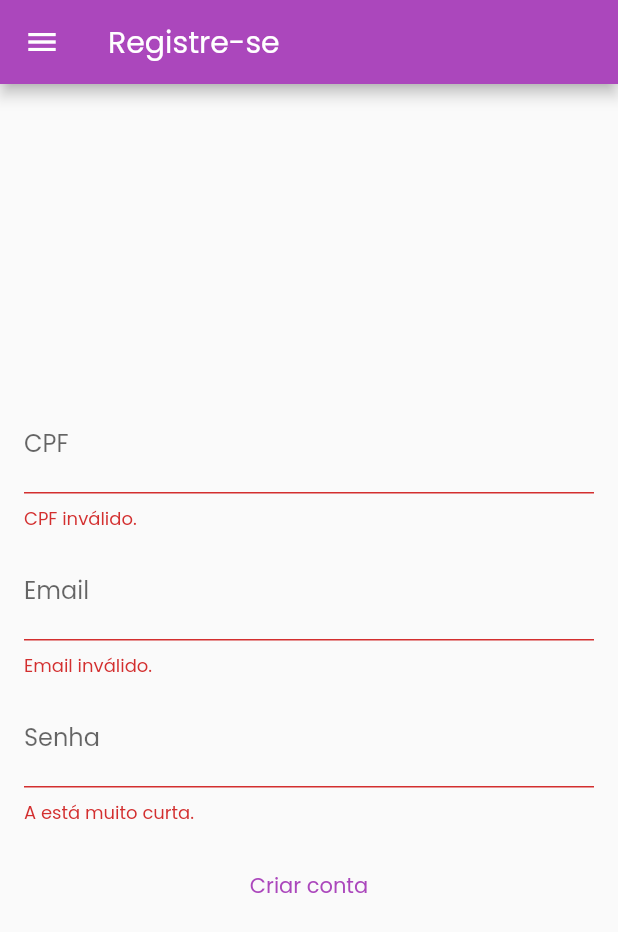
After one commit to PhRezende-eng/ShopProject, a Flutter app: the RegisterPage screen opened by its route, after a tap on "Criar conta", on a phone screen of 412 x 824 dp. The commit adds this screen. Shown: the top 932 px of the screen. Run offline on Flutter 3.47's test engine with Material 2 defaults, Android fonts, the phone set to English and light mode, and no system bars; our stand-ins replace dio; accounts and stored records are empty; network calls fail.

Commit message:
- create THE USER CRUD

```diff
--- a/lib/components/app_drawer_widget.dart
+++ b/lib/components/app_drawer_widget.dart
@@ -1,16 +1,24 @@
 // ignore_for_file: prefer_const_constructors
 
 import 'package:flutter/material.dart';
+import 'package:provider/provider.dart';
+import 'package:shop/services/request_user.dart';
 import 'package:shop/utils/app_routes.dart';
 
 class AppDrawerWidget extends StatefulWidget {
-  const AppDrawerWidget({Key? key}) : super(key: key);
+  final Map? user;
+  const AppDrawerWidget({this.user, Key? key}) : super(key: key);
 
   @override
   _AppDrawerWidgetState createState() => _AppDrawerWidgetState();
 }
 
 class _AppDrawerWidgetState extends State<AppDrawerWidget> {
+  @override
+  void initState() {
+    super.initState();
+  }
+
   @override
   Widget build(BuildContext context) {
     return Drawer(
@@ -51,7 +59,17 @@ class _AppDrawerWidgetState extends State<AppDrawerWidget> {
               );
             },
           ),
+          Spacer(),
           Divider(),
+          ListTile(
+            leading: Icon(Icons.person),
+            title: Text('Perfil'),
+            onTap: () {
+              Navigator.of(context).pushNamed(
+                AppRooutes.PROFILE,
+              );
+            },
+          ),
         ],
       ),
     );
--- /dev/null
+++ b/lib/components/confirm_button_widget.dart
@@ -0,0 +1,22 @@
+// ignore_for_file: prefer_const_constructors, unnecessary_string_interpolations
+
+import 'package:flutter/material.dart';
+
+class ConfirmButtonWidget extends StatelessWidget {
+  final String title;
+  final Function()? onPress;
+  const ConfirmButtonWidget({
+    required this.onPress,
+    required this.title,
+    Key? key,
+  }) : super(key: key);
+
+  @override
+  Widget build(BuildContext context) {
+    return TextButton(
+      onPressed: onPress,
+      child: Text('$title'),
+      style: ButtonStyle(),
+    );
+  }
+}
--- a/lib/main.dart
+++ b/lib/main.dart
@@ -3,8 +3,10 @@
 import 'package:flutter/material.dart';
 import 'package:provider/provider.dart';
 import 'package:shop/pages/cart_page.dart';
+import 'package:shop/pages/login_page.dart';
 import 'package:shop/pages/oders_page.dart';
 import 'package:shop/pages/product_page.dart';
+import 'package:shop/pages/register_page.dart';
 import 'package:shop/providers/cart_map.dart';
 import 'package:shop/providers/order_list.dart';
 import 'package:shop/providers/product_list.dart';
@@ -12,6 +14,7 @@ import 'package:shop/pages/product_datail_page.dart';
 import 'package:shop/pages/products_overview_page.dart';
 import 'package:shop/services/request_order.dart';
 import 'package:shop/services/request_product.dart';
+import 'package:shop/services/request_user.dart';
 import 'package:shop/utils/app_routes.dart';
 
 void main() {
@@ -27,6 +30,7 @@ class MyApp extends StatelessWidget {
       providers: [
         ChangeNotifierProvider.value(value: RequestProductProvider()),
         ChangeNotifierProvider.value(value: RequestOrderProvider()),
+        ChangeNotifierProvider.value(value: RequestUserProvider()),
         ChangeNotifierProvider.value(value: ProductListProvider()),
         ChangeNotifierProvider.value(value: OrderListProvider()),
         ChangeNotifierProvider.value(value: CartProvider()),
@@ -52,6 +56,8 @@ class MyApp extends StatelessWidget {
         routes: {
           AppRooutes.PRODUCT_DETAIL: (context) => ProductDetailPage(),
           AppRooutes.PRODUCT_PAGE: (context) => ProductPage(),
+          AppRooutes.REGISTER: (context) => RegisterPage(),
+          AppRooutes.PROFILE: (context) => LogInPage(),
           AppRooutes.ORDERS: (context) => OrdersPage(),
           AppRooutes.Home: (context) => ProductsOverviewPage(title: 'Shop'),
           AppRooutes.CART: (context) => CartPage(),
--- /dev/null
+++ b/lib/models/user.dart
@@ -0,0 +1,35 @@
+import 'dart:math';
+
+class UserModel {
+  final String? email;
+  final String? cpf;
+  final String? id;
+  final String? password;
+
+  UserModel({
+    this.cpf,
+    this.email,
+    this.password,
+    this.id,
+  });
+
+  Map<String, dynamic> toJson() => {
+        'email': email,
+        'cpf': cpf,
+        'id': generateId(),
+        'password': password,
+      };
+
+  String generateId() {
+    return Random().nextBool().toString();
+  }
+
+  factory UserModel.fromJson(Map<String, dynamic> json) {
+    return UserModel(
+      cpf: json['cpf'],
+      email: json['email'],
+      password: json['password'],
+      id: json['id'],
+    );
+  }
+}
--- /dev/null
+++ b/lib/pages/register_page.dart
@@ -0,0 +1,165 @@
+// ignore_for_file: prefer_const_constructors
+
+import 'dart:math';
+
+import 'package:flutter/material.dart';
+import 'package:provider/provider.dart';
+import 'package:shop/components/app_drawer_widget.dart';
+import 'package:shop/components/confirm_button_widget.dart';
+import 'package:shop/models/user.dart';
+import 'package:shop/services/request_user.dart';
+
+class RegisterPage extends StatefulWidget {
+  const RegisterPage({Key? key}) : super(key: key);
+
+  @override
+  _RegideterPageState createState() => _RegideterPageState();
+}
+
+class _RegideterPageState extends State<RegisterPage> {
+  late RequestUserProvider userProvider;
+  UserModel? user;
+  TextEditingController cpfController = TextEditingController(),
+      emailController = TextEditingController(),
+      passwordController = TextEditingController();
+  bool autoValidateForm = false;
+  bool isLoading = false;
+  final _key = GlobalKey<FormState>();
+
+  @override
+  void initState() {
+    super.initState();
+    userProvider = Provider.of<RequestUserProvider>(context, listen: false);
+  }
+
+  @override
+  Widget build(BuildContext context) {
+    final forms = <Widget>[];
+
+    forms.add(
+      TextFormField(
+        controller: cpfController,
+        decoration: InputDecoration(
+          labelText: 'CPF',
+          hintText: '123.456.789-01',
+        ),
+        validator: (cpf) {
+          if (cpf!.length < 14) {
+            return 'CPF inválido.';
+          } else {
+            return null;
+          }
+        },
+      ),
+    );
+    forms.add(returnSizedBox(8));
+
+    forms.add(
+      TextFormField(
+        controller: emailController,
+        decoration: InputDecoration(
+          labelText: 'Email',
+          hintText: 'email@exemplo.com',
+        ),
+        validator: (email) {
+          if (!email!.contains('@') || !email.contains('.com')) {
+            return 'Email inválido.';
+          } else {
+            return null;
+          }
+        },
+      ),
+    );
+    forms.add(returnSizedBox(8));
+
+    forms.add(
+      TextFormField(
+        controller: passwordController,
+        decoration: InputDecoration(
+          labelText: 'Senha',
+          hintText: '*******',
+        ),
+        validator: (password) {
+          if (password!.length < 6) {
+            return 'A está muito curta.';
+          } else {
+            return null;
+          }
+        },
+      ),
+    );
+    forms.add(returnSizedBox(16));
+
+    forms.add(
+      ConfirmButtonWidget(
+        onPress: () {
+          autoValidateForm = true;
+          if (_key.currentState!.validate()) {
+            setState(() {
+              isLoading = true;
+            });
+
+            _key.currentState!.save();
+            user = UserModel(
+              cpf: cpfController.text,
+              email: emailController.text,
+              password: passwordController.text,
+              id: Random().nextBool().toString(),
+            );
+
+            userProvider.registerUser(user!).then((response) {
+              setState(() {
+                isLoading = false;
+              });
+              ScaffoldMessenger.of(context).showSnackBar(
+                SnackBar(
+                  content: Text(response),
+                ),
+              );
+            }).catchError((error) {
+              setState(() {
+                isLoading = false;
+              });
+              ScaffoldMessenger.of(context).showSnackBar(
+                SnackBar(
+                  content: Text(error),
+                ),
+              );
+            });
+          }
+        },
+        title: 'Criar conta',
+      ),
+    );
+
+    return Scaffold(
+      appBar: AppBar(
+        title: Text('Registre-se'),
+      ),
+      body: Center(
+        child: isLoading
+            ? CircularProgressIndicator()
+            : Padding(
+                padding: EdgeInsets.all(16),
+                child: Form(
+                  key: _key,
+                  autovalidateMode: autoValidateForm
+                      ? AutovalidateMode.always
+                      : AutovalidateMode.disabled,
+                  child: Column(
+                    mainAxisAlignment: MainAxisAlignment.center,
+                    children: forms,
+                  ),
+                ),
+              ),
+      ),
+      drawer: AppDrawerWidget(),
+    );
+  }
+
+  Widget returnSizedBox(double height) {
+    return SizedBox(
+      height: height,
+    );
+  }
+}
--- a/lib/utils/app_routes.dart
+++ b/lib/utils/app_routes.dart
@@ -6,4 +6,6 @@ class AppRooutes {
   static const ORDERS = '/orders';
   static const PRODUCT_PAGE = '/product_page';
   static const PRODUCT_DETAIL = '/product_detail';
+  static const PROFILE = '/profile';
+  static const REGISTER = '/register';
 }
```
Also changed, not shown: lib/pages/login_page.dart (added, +139 -0 lines), lib/services/request_user.dart (added, +64 -0 lines).
